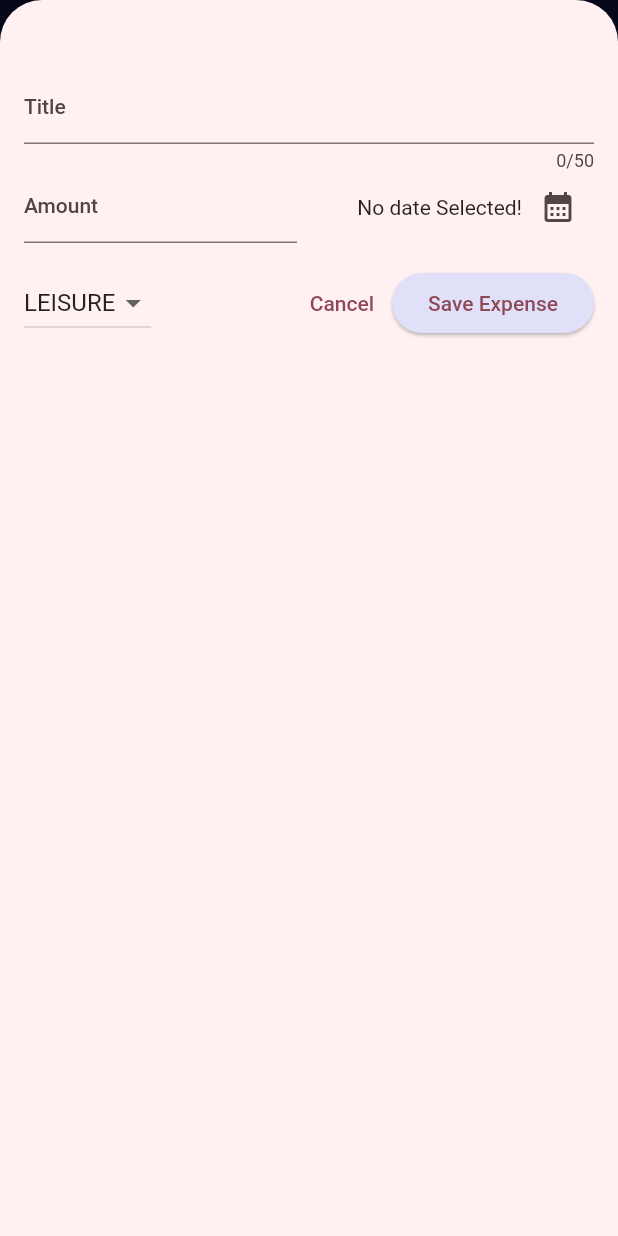
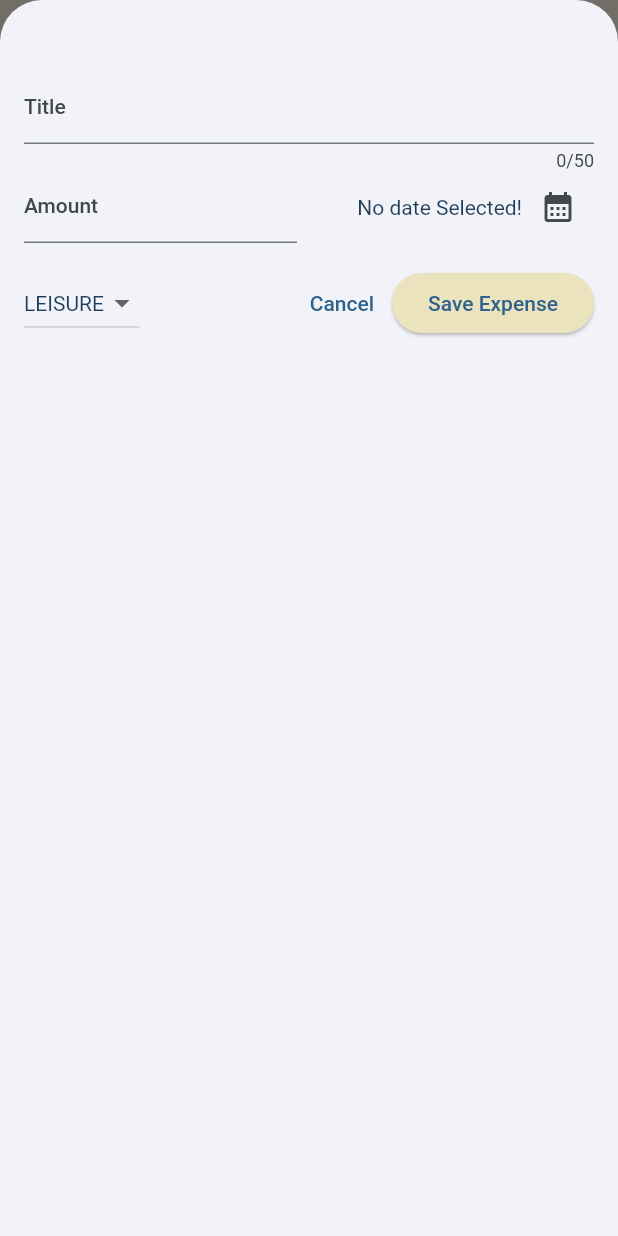
Before and after one commit to darkCoder001/Tracker, a Flutter app: the screen it shows after launch, after a tap on the "add" icon, on a phone screen of 412 x 824 dp. Run offline on Flutter 3.47's test engine with Material 2 defaults, Android fonts, the phone set to English and light mode, and no system bars.

Commit message:
Themes done

```diff
--- a/lib/main.dart
+++ b/lib/main.dart
@@ -1,20 +1,60 @@
 import 'package:flutter/material.dart';
 import './widgets/expenses.dart';
 
-var kColorScheme = ColorScheme.fromSeed(seedColor: Color(0xFFe52165),);
-var kColorScheme2 = ColorScheme.fromSeed(seedColor: Color(0xFF0d1137),);
+var kColorScheme = ColorScheme.fromSeed(seedColor: Color(0xFF1e3d59),);
+var kColorScheme2 = ColorScheme.fromSeed(seedColor: Color(0xFFf5f0e1),);
+
+var kdarkColorScheme = ColorScheme.fromSeed(
+  brightness: Brightness.dark,
+  seedColor: const Color(0xFF0d1137) );
+
+var kdarkColorScheme2 = ColorScheme.fromSeed(
+  brightness: Brightness.dark,
+  seedColor: const Color(0xFFf3ca20)
+  );
 
 void main() {
   runApp(
     MaterialApp(
+      darkTheme: ThemeData.dark().copyWith(
+        useMaterial3: true,
+        colorScheme: kdarkColorScheme,
+         cardTheme: const CardTheme().copyWith(
+          color: Color(0xFF12a4d9).withOpacity(0.5),
+          margin: const EdgeInsets.symmetric(horizontal:16, vertical: 8)
+        ),
+          elevatedButtonTheme: ElevatedButtonThemeData(
+            style: ElevatedButton.styleFrom(
+            backgroundColor: kdarkColorScheme2.secondaryContainer,
+            foregroundColor: kdarkColorScheme2.onPrimaryContainer,
+            ),
+          ),
+          textTheme: ThemeData().textTheme.copyWith(
+          titleLarge: TextStyle(
+            fontWeight: FontWeight.bold,
+            color: kdarkColorScheme2.onSecondaryContainer,
+            fontSize: 16
+            ),
+            titleMedium: TextStyle(
+            fontWeight: FontWeight.normal,
+            color:  kdarkColorScheme2.onSecondaryContainer,
+            fontSize: 14
+            )
+        ),
+         appBarTheme: const AppBarTheme().copyWith(
+          backgroundColor: Color(0xFF000000),
+          foregroundColor: kdarkColorScheme2.primary
+        ),
+        scaffoldBackgroundColor: Color(0xFF000000).withOpacity(0.75)
+        ),
       theme: ThemeData().copyWith(useMaterial3: true,
         colorScheme: kColorScheme,
         appBarTheme: const AppBarTheme().copyWith(
-          backgroundColor: Color(0xFF0d1137),
+          backgroundColor: Color(0xFFf5f0e1),
           foregroundColor: kColorScheme.primary
         ),
         cardTheme: const CardTheme().copyWith(
-          color: kColorScheme.secondaryContainer,
+          color: Color(0xFF1e3d59).withOpacity(0.5),
           margin: const EdgeInsets.symmetric(horizontal:16, vertical: 8)
         ),
         elevatedButtonTheme: ElevatedButtonThemeData(
@@ -23,13 +63,20 @@ void main() {
           ),
         ),
         textTheme: ThemeData().textTheme.copyWith(
-          titleLarge: TextStyle(
+          titleLarge: const TextStyle(
+            fontWeight: FontWeight.bold,
+            color: Color(0xFF1e3d59),
+            fontSize: 16
+            ),
+            titleMedium: const TextStyle(
             fontWeight: FontWeight.normal,
-            color: kColorScheme.onSecondaryContainer,
+            color: Color(0xFF1e3d59),
             fontSize: 14
             )
-        )
         ),
+        scaffoldBackgroundColor: Color(0xFFf5f0e1).withOpacity(0.95),
+        ),
+        themeMode: ThemeMode.system,
       home: const Expenses(),
     )
   );
--- a/lib/widgets/expenses.dart
+++ b/lib/widgets/expenses.dart
@@ -67,7 +67,12 @@ class _ExpensesState extends State<Expenses> {
 
   @override
   Widget build(BuildContext context) {
-    Widget mainContent = Center(child: Text('No Expenses Found, Start adding some!'),);
+    Widget mainContent = Center(child:
+    Text(
+      'No Expenses Found, Start adding some!',
+      style: Theme.of(context).textTheme.titleLarge,
+      ),
+    );
 
     if(_registeredExpenses.isNotEmpty){
       mainContent= ExpensesList(expenses: _registeredExpenses, onRemoveExpenses: _removeExpense,);
--- a/lib/widgets/expenses_list/expense_item.dart
+++ b/lib/widgets/expenses_list/expense_item.dart
@@ -16,8 +16,13 @@ class ExpenseItem extends StatelessWidget {
           horizontal: 20,
           vertical: 16,
         ),
-        child: Column(children: [
-          Text(expense.title),
+        child: Column(
+          crossAxisAlignment: CrossAxisAlignment.start,
+          children: [
+          Text(
+            expense.title,
+            style: Theme.of(context).textTheme.titleLarge,
+            ),
           const SizedBox(height: 4,),
           Row(
             children: [
--- a/lib/widgets/expenses_list/expenses_list.dart
+++ b/lib/widgets/expenses_list/expenses_list.dart
@@ -16,6 +16,10 @@ class ExpensesList extends StatelessWidget {
     return ListView.builder(
         itemCount: expenses.length,
         itemBuilder: (ctx, index) => Dismissible(
+          background: Container(
+            color: Theme.of(context).colorScheme.error.withOpacity(0.75),
+            margin: EdgeInsets.symmetric(horizontal: Theme.of(context).cardTheme.margin!.horizontal),
+          ),
           onDismissed: (direction) {
             onRemoveExpenses(expenses[index]);
           } ,
--- a/lib/widgets/new_expense.dart
+++ b/lib/widgets/new_expense.dart
@@ -35,6 +35,7 @@ class _NewExpenseState extends State<NewExpense> {
     final amountIsInvalid = enteredAmount==null || enteredAmount<=0;
     if(_titleController.text.trim().isEmpty || amountIsInvalid || _selectedDate==null){
       showDialog(
+
         context: context,
         builder: (ctx) => AlertDialog(
           title: Text("Invalid Input"),
@@ -42,7 +43,8 @@ class _NewExpenseState extends State<NewExpense> {
           actions: [
             TextButton(onPressed: () {
               Navigator.pop(ctx);
-            }, child: Text("Okay"))
+            }, child: Text("Okay"),
+            )
           ],
         ),
         );
@@ -90,7 +92,9 @@ class _NewExpenseState extends State<NewExpense> {
                   mainAxisAlignment: MainAxisAlignment.end,
                   crossAxisAlignment: CrossAxisAlignment.center,
                   children: [
-                    Text(_selectedDate == null ? "No date Selected!" : formatter.format(_selectedDate!).toString()),
+                    Text(_selectedDate == null ? "No date Selected!": formatter.format(_selectedDate!).toString(),
+                    style: Theme.of(context).textTheme.titleMedium,
+                    ),
                     IconButton(onPressed: _presentDatePicker, icon: const Icon(Icons.calendar_month))
                   ],
                 ),
@@ -101,6 +105,7 @@ class _NewExpenseState extends State<NewExpense> {
           Row(
             children: [
               DropdownButton(
+                style: Theme.of(context).textTheme.titleMedium,
                 value: _selectedCategory,
                 items: Category.values.map((_) => DropdownMenuItem(value: _,child: Text(_.name.toUpperCase()))).toList(),
               onChanged: (value) {
```
